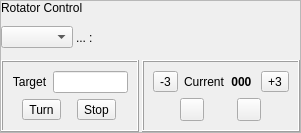
Above: mqt/MqtLogger/rotcontrolframe.ui from Rsclub22/Minos2-Mirror before the change. Below: the same form after it.
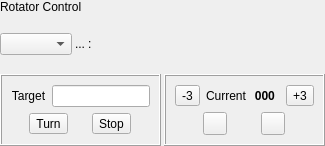
That is the form after the change. Custom widgets are drawn as their Qt base class.

Commit message: Remove lots of frame lines

Diff of the .ui file:
```diff
--- a/mqt/MqtLogger/rotcontrolframe.ui
+++ b/mqt/MqtLogger/rotcontrolframe.ui
@@ -6,18 +6,18 @@
    <rect>
     <x>0</x>
     <y>0</y>
-    <width>301</width>
-    <height>133</height>
+    <width>325</width>
+    <height>146</height>
    </rect>
   </property>
   <property name="windowTitle">
    <string/>
   </property>
   <property name="frameShape">
-   <enum>QFrame::StyledPanel</enum>
+   <enum>QFrame::NoFrame</enum>
   </property>
   <property name="frameShadow">
-   <enum>QFrame::Raised</enum>
+   <enum>QFrame::Plain</enum>
   </property>
   <layout class="QVBoxLayout" name="verticalLayout_3">
    <property name="spacing">
```
The commit also changes 17 other files.
